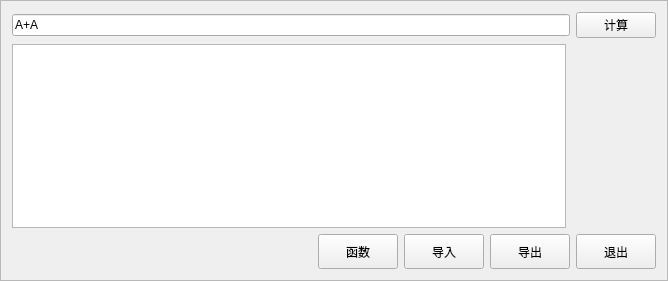
Qt form MatrixCalculator-GUI/InputFrame.ui (luyiming/MatrixCalculator) before a commit.
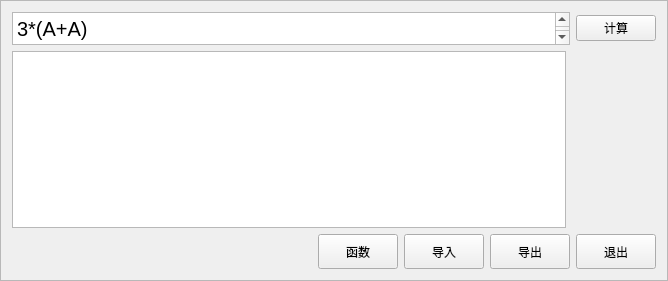
The same form after that commit.

```diff
--- a/MatrixCalculator-GUI/InputFrame.ui
+++ b/MatrixCalculator-GUI/InputFrame.ui
@@ -23,12 +23,34 @@
    <item>
     <layout class="QHBoxLayout" name="horizontalLayout_4">
      <item>
-      <widget class="QLineEdit" name="inputLine">
+      <widget class="QTextEdit" name="inputLine">
+       <property name="sizePolicy">
+        <sizepolicy hsizetype="Expanding" vsizetype="Fixed">
+         <horstretch>0</horstretch>
+         <verstretch>0</verstretch>
+        </sizepolicy>
+       </property>
+       <property name="minimumSize">
+        <size>
+         <width>0</width>
+         <height>33</height>
+        </size>
+       </property>
+       <property name="maximumSize">
+        <size>
+         <width>16777215</width>
+         <height>33</height>
+        </size>
+       </property>
        <property name="styleSheet">
         <string notr="true">font: 15pt &quot;Ubuntu&quot;;</string>
        </property>
-       <property name="text">
-        <string>A+A</string>
+       <property name="html">
+        <string>&lt;!DOCTYPE HTML PUBLIC &quot;-//W3C//DTD HTML 4.0//EN&quot; &quot;http://www.w3.org/TR/REC-html40/strict.dtd&quot;&gt;
+&lt;html&gt;&lt;head&gt;&lt;meta name=&quot;qrichtext&quot; content=&quot;1&quot; /&gt;&lt;style type=&quot;text/css&quot;&gt;
+p, li { white-space: pre-wrap; }
+&lt;/style&gt;&lt;/head&gt;&lt;body style=&quot; font-family:'Ubuntu'; font-size:15pt; font-weight:400; font-style:normal;&quot;&gt;
+&lt;p style=&quot; margin-top:0px; margin-bottom:0px; margin-left:0px; margin-right:0px; -qt-block-indent:0; text-indent:0px;&quot;&gt;3*(A+A)&lt;/p&gt;&lt;/body&gt;&lt;/html&gt;</string>
        </property>
       </widget>
      </item>
@@ -44,7 +66,12 @@
    <item>
     <layout class="QHBoxLayout" name="horizontalLayout_7">
      <item>
-      <widget class="QTextEdit" name="historyText"/>
+      <widget class="QTextEdit" name="historyText">
+       <property name="styleSheet">
+        <string notr="true">font: 15pt &quot;Ubuntu&quot;;
+color: rgb(0, 0, 0);</string>
+       </property>
+      </widget>
      </item>
      <item>
       <spacer name="horizontalSpacer_4">
```
